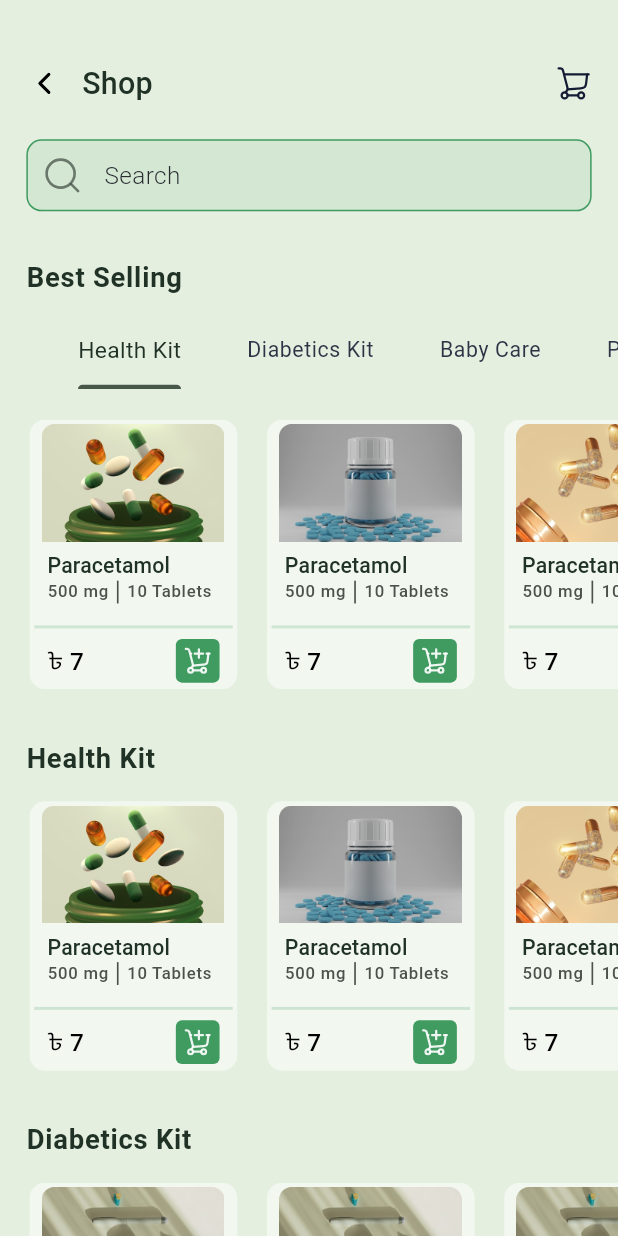
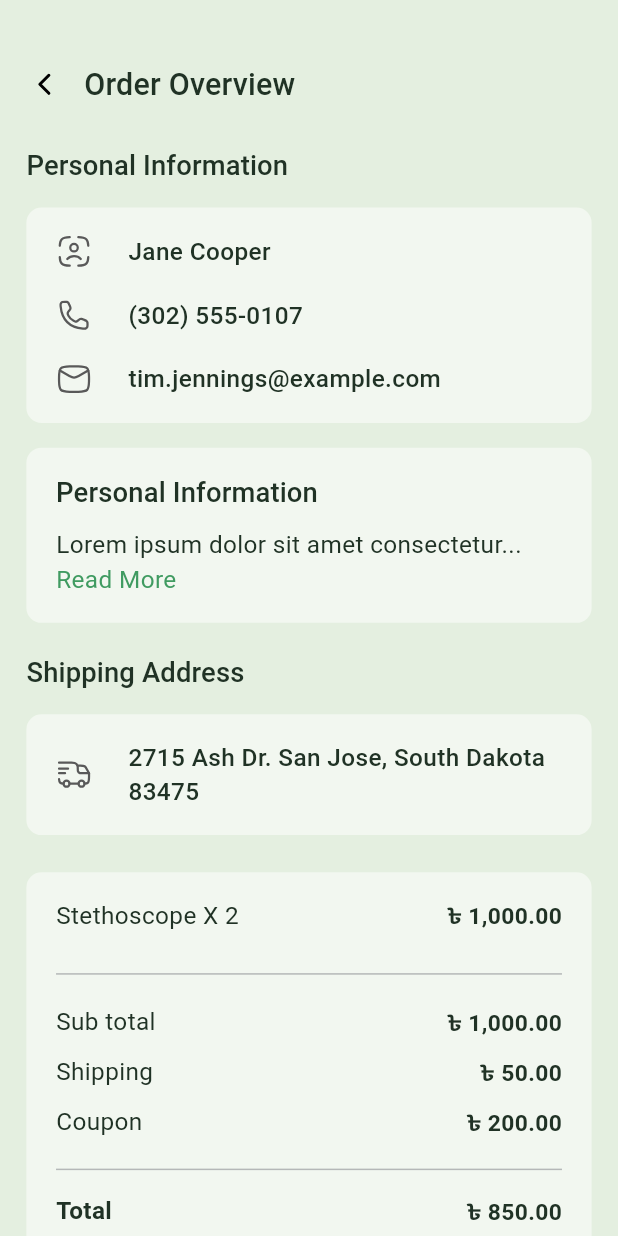
Before and after one commit to safridbhueyan/medical_Strore_App, a Flutter app: the screen it shows after launch, on a phone screen of 412 x 824 dp. Run offline on Flutter 3.47's test engine with Material 3 defaults, Android fonts, the phone set to English and light mode, and no system bars; our stand-ins replace connectivity_plus, flutter_screenutil, flutter_svg, fluttertoast, get, google_fonts and 1 more.

Commit message:
overview done

```diff
--- a/lib/main.dart
+++ b/lib/main.dart
@@ -2,6 +2,7 @@ import 'package:flutter/material.dart';
 import 'package:flutter_screenutil/flutter_screenutil.dart';
 import 'package:get/get_navigation/src/root/get_material_app.dart';
 import 'package:medical_store_app/core/theme/theme.dart';
+import 'package:medical_store_app/src/features/order_overview_screen/view/overview_screen.dart';
 import 'package:medical_store_app/src/features/shop_Screen/view/shop_screen.dart';
 
 void main() {
@@ -25,7 +26,7 @@ class MyApp extends StatelessWidget {
           home: child,
         );
       },
-      child: const ShopScreen(),
+      child: const OverviewScreen(),
     );
   }
 }
--- /dev/null
+++ b/lib/src/common_widgets/Custom_appbar.dart
@@ -0,0 +1,26 @@
+import 'package:flutter/material.dart';
+import 'package:flutter_screenutil/flutter_screenutil.dart';
+import 'package:flutter_svg/flutter_svg.dart';
+import 'package:medical_store_app/core/constant/icons.dart';
+import 'package:medical_store_app/core/theme/theme_extension/app_colors.dart';
+
+class CustomAppbar extends StatelessWidget {
+  final String title;
+  const CustomAppbar({super.key, required this.title});
+
+  @override
+  Widget build(BuildContext context) {
+    final style = Theme.of(context).textTheme;
+
+    return Row(
+      children: [
+        SvgPicture.asset(AppIcons.backArrow),
+        12.w.horizontalSpace,
+        Text(
+          title,
+          style: style.titleMedium!.copyWith(color: AppColors.textColor),
+        ),
+      ],
+    );
+  }
+}
--- a/lib/src/common_widgets/dummy.dart
+++ b/lib/src/common_widgets/dummy.dart
@@ -0,0 +1,10 @@
+import 'package:flutter/material.dart';
+
+class Dummy extends StatelessWidget {
+  const Dummy({super.key});
+
+  @override
+  Widget build(BuildContext context) {
+    return const Placeholder();
+  }
+}
--- a/lib/src/features/order_overview_screen/controller/dummy.dart
+++ b/lib/src/features/order_overview_screen/controller/dummy.dart
@@ -0,0 +1,10 @@
+import 'package:flutter/material.dart';
+
+class Dummy extends StatelessWidget {
+  const Dummy({super.key});
+
+  @override
+  Widget build(BuildContext context) {
+    return const Placeholder();
+  }
+}
--- a/lib/src/features/order_overview_screen/model/dummy.dart
+++ b/lib/src/features/order_overview_screen/model/dummy.dart
@@ -0,0 +1,10 @@
+import 'package:flutter/material.dart';
+
+class Dummy extends StatelessWidget {
+  const Dummy({super.key});
+
+  @override
+  Widget build(BuildContext context) {
+    return const Placeholder();
+  }
+}
--- a/lib/src/features/order_overview_screen/view/dummy.dart
+++ b/lib/src/features/order_overview_screen/view/dummy.dart
@@ -0,0 +1,10 @@
+import 'package:flutter/material.dart';
+
+class Dummy extends StatelessWidget {
+  const Dummy({super.key});
+
+  @override
+  Widget build(BuildContext context) {
+    return const Placeholder();
+  }
+}
--- /dev/null
+++ b/lib/src/features/order_overview_screen/view/overview_screen.dart
@@ -0,0 +1,242 @@
+import 'package:flutter/material.dart';
+import 'package:flutter_screenutil/flutter_screenutil.dart';
+import 'package:medical_store_app/core/constant/icons.dart';
+import 'package:medical_store_app/core/constant/padding.dart';
+import 'package:medical_store_app/core/theme/theme_extension/app_colors.dart';
+import 'package:medical_store_app/src/common_widgets/Custom_appbar.dart';
+import 'package:medical_store_app/src/features/order_overview_screen/view/widgets/custom_info_container.dart';
+import 'package:medical_store_app/src/features/order_overview_screen/view/widgets/custom_price_tile.dart';
+import 'package:medical_store_app/src/features/order_overview_screen/view/widgets/custom_row_tile.dart';
+
+class OverviewScreen extends StatelessWidget {
+  const OverviewScreen({super.key});
+
+  @override
+  Widget build(BuildContext context) {
+    final style = Theme.of(context).textTheme;
+    return Scaffold(
+      body: Padding(
+        padding: AppPadding.screenHorizontal,
+        child: Column(
+          children: [
+            40.h.verticalSpace,
+            CustomAppbar(title: 'Order Overview'),
+            26.h.verticalSpace,
+            Expanded(
+              child: SingleChildScrollView(
+                child: Column(
+                  children: [
+                    Align(
+                      alignment: Alignment.centerLeft,
+                      child: Text(
+                        "Personal Information",
+                        style: style.titleSmall!.copyWith(
+                          color: AppColors.textColor,
+                          fontWeight: FontWeight.w500,
+                        ),
+                        textAlign: TextAlign.left,
+                      ),
+                    ),
+                    14.h.verticalSpace,
+                    CustomInfoContainer(
+                      child: Padding(
+                        padding: EdgeInsets.symmetric(
+                          horizontal: 18.w,
+                          vertical: 17.h,
+                        ),
+                        child: Column(
+                          children: [
+                            CustomRowTile(
+                              icon: AppIcons.uIDIcon,
+                              text: 'Jane Cooper',
+                            ),
+                            18.h.verticalSpace,
+                            CustomRowTile(
+                              icon: AppIcons.callIcon,
+                              text: '(302) 555-0107',
+                            ),
+                            18.h.verticalSpace,
+                            CustomRowTile(
+                              icon: AppIcons.mailIcon,
+                              text: 'tim.jennings@example.com',
+                            ),
+                          ],
+                        ),
+                      ),
+                    ),
+                    16.h.verticalSpace,
+                    CustomInfoContainer(
+                      child: Padding(
+                        padding: EdgeInsets.symmetric(
+                          horizontal: 18.w,
+                          vertical: 17.h,
+                        ),
+                        child: Column(
+                          children: [
+                            Align(
+                              alignment: Alignment.centerLeft,
+                              child: Text(
+                                "Personal Information",
+                                style: style.titleSmall!.copyWith(
+                                  color: AppColors.textColor,
+                                  fontWeight: FontWeight.w500,
+                                ),
+                                textAlign: TextAlign.left,
+                              ),
+                            ),
+                            10.h.verticalSpace,
+                            RichText(
+                              text: TextSpan(
+                                children: [
+                                  TextSpan(
+                                    text:
+                                        "Lorem ipsum dolor sit amet consectetur... ",
+                                    style: style.bodyMedium!.copyWith(
+                                      color: AppColors.textColor,
+                                      fontWeight: FontWeight.w400,
+                                    ),
+                                  ),
+                                  TextSpan(
+                                    text: "Read More",
+                                    style: style.bodyMedium!.copyWith(
+                                      color: AppColors.onPrimary,
+                                      fontWeight: FontWeight.w400,
+                                    ),
+                                  ),
+                                ],
+                              ),
+                            ),
+                          ],
+                        ),
+                      ),
+                    ),
+                    20.h.verticalSpace,
+
+                    Align(
+                      alignment: Alignment.centerLeft,
+                      child: Text(
+                        "Shipping Address",
+                        style: style.titleSmall!.copyWith(
+                          color: AppColors.textColor,
+                          fontWeight: FontWeight.w500,
+                        ),
+                        textAlign: TextAlign.left,
+                      ),
+                    ),
+                    14.h.verticalSpace,
+                    CustomInfoContainer(
+                      child: Padding(
+                        padding: EdgeInsets.symmetric(
+                          horizontal: 18.w,
+                          vertical: 17.h,
+                        ),
+                        child: Column(
+                          children: [
+                            CustomRowTile(
+                              icon: AppIcons.deliveryIcon,
+                              text:
+                                  "2715 Ash Dr. San Jose, South Dakota\n83475",
+                            ),
+                          ],
+                        ),
+                      ),
+                    ),
+                    24.h.verticalSpace,
+                    CustomInfoContainer(
+                      child: Padding(
+                        padding: EdgeInsets.symmetric(
+                          horizontal: 18.w,
+                          vertical: 17.h,
+                        ),
+                        child: Column(
+                          children: [
+                            CustomPriceTile(
+                              price: '৳ 1,000.00',
+                              title: 'Stethoscope X 2',
+                            ),
+                            19.h.verticalSpace,
+                            Divider(
+                              color: AppColors.deActiveTextColor.withValues(
+                                alpha: 0.5,
+                              ),
+                            ),
+                            12.h.verticalSpace,
+                            CustomPriceTile(
+                              price: '৳ 1,000.00',
+                              title: 'Sub total',
+                            ),
+                            10.h.verticalSpace,
+                            CustomPriceTile(
+                              price: '৳ 50.00',
+                              title: 'Shipping',
+                            ),
+                            10.h.verticalSpace,
+                            CustomPriceTile(price: '৳ 200.00', title: 'Coupon'),
+                            12.h.verticalSpace,
+                            Divider(
+                              color: AppColors.deActiveTextColor.withValues(
+                                alpha: 0.5,
+                              ),
+                            ),
+                            8.h.verticalSpace,
+                            CustomPriceTile(
+                              price: '৳ 850.00',
+                              title: 'Total',
+                              fontWeight: FontWeight.w600,
+                            ),
+                            10.h.verticalSpace,
+                            CustomPriceTile(
+                              price: '৳ 50.00',
+                              title: 'Paid',
+                              fontWeight: FontWeight.w600,
+                            ),
+                            12.h.verticalSpace,
+                            Divider(
+                              color: AppColors.deActiveTextColor.withValues(
+                                alpha: 0.5,
+                              ),
+                            ),
+                            12.h.verticalSpace,
+                            CustomPriceTile(
+                              price: '800.00',
+                              title: 'Grand Total',
+                              fontWeight: FontWeight.w600,
+                              size: 30.sp,
+                            ),
+                          ],
+                        ),
+                      ),
+                    ),
+
+                    30.h.verticalSpace,
+                    SizedBox(
+                      height: 50.h,
+                      width: 361.w,
+                      child: ElevatedButton(
+                        style: ButtonStyle(
+                          backgroundColor: WidgetStateProperty.all(
+                            AppColors.onPrimary,
+                          ),
+                        ),
+                        onPressed: () {},
+                        child: Text(
+                          "Confirm",
+                          style: style.titleSmall!.copyWith(
+                            color: AppColors.onSurface,
+                            fontWeight: FontWeight.w500,
+                          ),
+                        ),
+                      ),
+                    ),
+
+                    200.h.verticalSpace,
+                  ],
+                ),
+              ),
+            ),
+          ],
+        ),
+      ),
+    );
+  }
+}
--- /dev/null
+++ b/lib/src/features/order_overview_screen/view/widgets/custom_info_container.dart
@@ -0,0 +1,19 @@
+import 'package:flutter/material.dart';
+import 'package:flutter_screenutil/flutter_screenutil.dart';
+import 'package:medical_store_app/core/theme/theme_extension/app_colors.dart';
+
+class CustomInfoContainer extends StatelessWidget {
+  final Widget child;
+  const CustomInfoContainer({super.key, required this.child});
+
+  @override
+  Widget build(BuildContext context) {
+    return Container(
+      decoration: BoxDecoration(
+        borderRadius: BorderRadius.circular(10.r),
+        color: AppColors.onSurface.withValues(alpha: 0.5),
+      ),
+      child: child,
+    );
+  }
+}
--- /dev/null
+++ b/lib/src/features/order_overview_screen/view/widgets/custom_price_tile.dart
@@ -0,0 +1,46 @@
+import 'package:flutter/material.dart';
+import 'package:flutter_screenutil/flutter_screenutil.dart';
+import 'package:medical_store_app/core/theme/theme_extension/app_colors.dart';
+
+class CustomPriceTile extends StatelessWidget {
+  final String title;
+  final String price;
+  final FontWeight? fontWeight;
+  final double? size;
+  const CustomPriceTile({
+    super.key,
+    required this.price,
+    required this.title,
+    this.fontWeight,
+    this.size,
+  });
+
+  @override
+  Widget build(BuildContext context) {
+    final style = Theme.of(context).textTheme;
+    return Column(
+      children: [
+        Row(
+          children: [
+            Text(
+              title,
+              style: style.bodyMedium!.copyWith(
+                color: AppColors.textColor,
+                fontWeight: fontWeight ?? FontWeight.w400,
+              ),
+            ),
+            Spacer(),
+            Text(
+              price,
+              style: style.bodyMedium!.copyWith(
+                fontWeight: FontWeight.w600,
+                color: AppColors.textColor,
+                fontSize: size ?? 15.sp,
+              ),
+            ),
+          ],
+        ),
+      ],
+    );
+  }
+}
--- /dev/null
+++ b/lib/src/features/order_overview_screen/view/widgets/custom_row_tile.dart
@@ -0,0 +1,33 @@
+import 'package:flutter/material.dart';
+import 'package:flutter_screenutil/flutter_screenutil.dart';
+import 'package:flutter_svg/svg.dart';
+import 'package:medical_store_app/core/theme/theme_extension/app_colors.dart';
+
+class CustomRowTile extends StatelessWidget {
+  final String icon;
+  final String text;
+  const CustomRowTile({super.key, required this.icon, required this.text});
+
+  @override
+  Widget build(BuildContext context) {
+    final style = Theme.of(context).textTheme;
+
+    return Row(
+      children: [
+        SvgPicture.asset(icon),
+        20.w.horizontalSpace,
+        Flexible(
+          child: Text(
+            text,
+            overflow: TextOverflow.ellipsis,
+            softWrap: true,
+            style: style.bodyMedium!.copyWith(
+              color: AppColors.textColor,
+              fontWeight: FontWeight.w500,
+            ),
+          ),
+        ),
+      ],
+    );
+  }
+}
--- a/lib/src/features/product_details_screens/model/dummy.dart
+++ b/lib/src/features/product_details_screens/model/dummy.dart
@@ -0,0 +1,10 @@
+import 'package:flutter/material.dart';
+
+class Dummy extends StatelessWidget {
+  const Dummy({super.key});
+
+  @override
+  Widget build(BuildContext context) {
+    return const Placeholder();
+  }
+}
```
